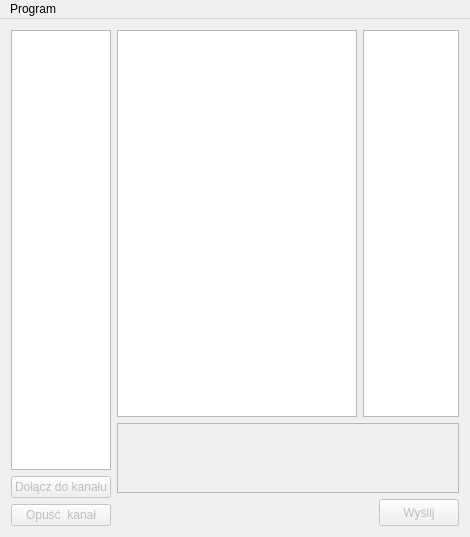
eplightning/yet-another-irc-clone, file client/mainwindow.ui: the form before one commit.
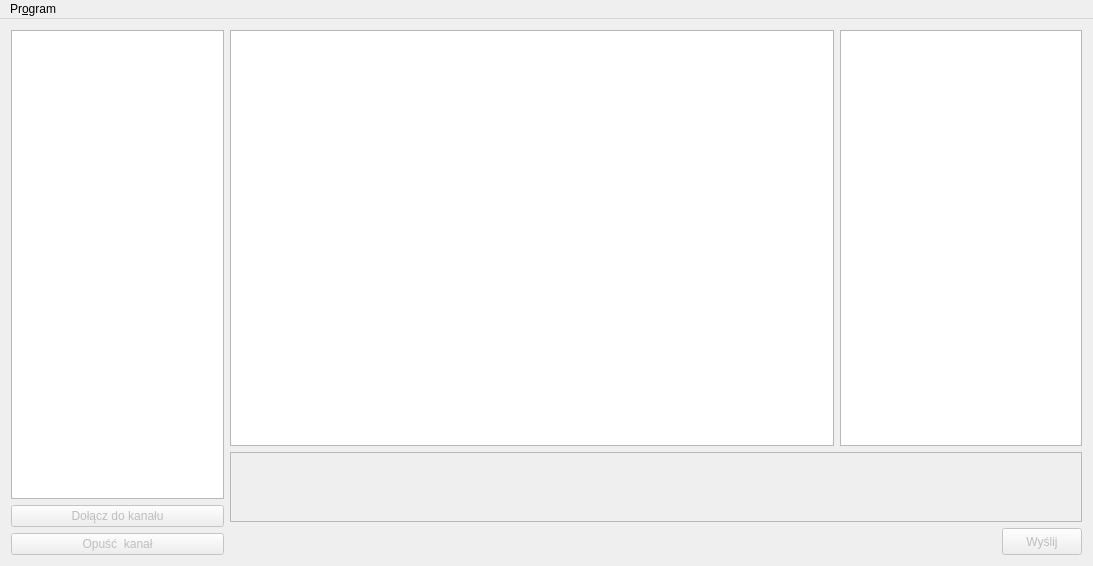
The form after the commit. Icons and pictures are not drawn. Custom widgets are drawn as their Qt base class.

```diff
--- a/client/mainwindow.ui
+++ b/client/mainwindow.ui
@@ -6,8 +6,8 @@
    <rect>
     <x>0</x>
     <y>0</y>
-    <width>470</width>
-    <height>537</height>
+    <width>1093</width>
+    <height>566</height>
    </rect>
   </property>
   <property name="windowTitle">
@@ -158,13 +158,13 @@
     <rect>
      <x>0</x>
      <y>0</y>
-     <width>470</width>
-     <height>20</height>
+     <width>1093</width>
+     <height>35</height>
     </rect>
    </property>
    <widget class="QMenu" name="menuProgram">
     <property name="title">
-     <string>Program</string>
+     <string>Pr&amp;ogram</string>
     </property>
     <addaction name="actionChangeServer"/>
     <addaction name="actionQuit"/>
```
Left out of the diff: 13 changed lines with no effect on the pictures.
